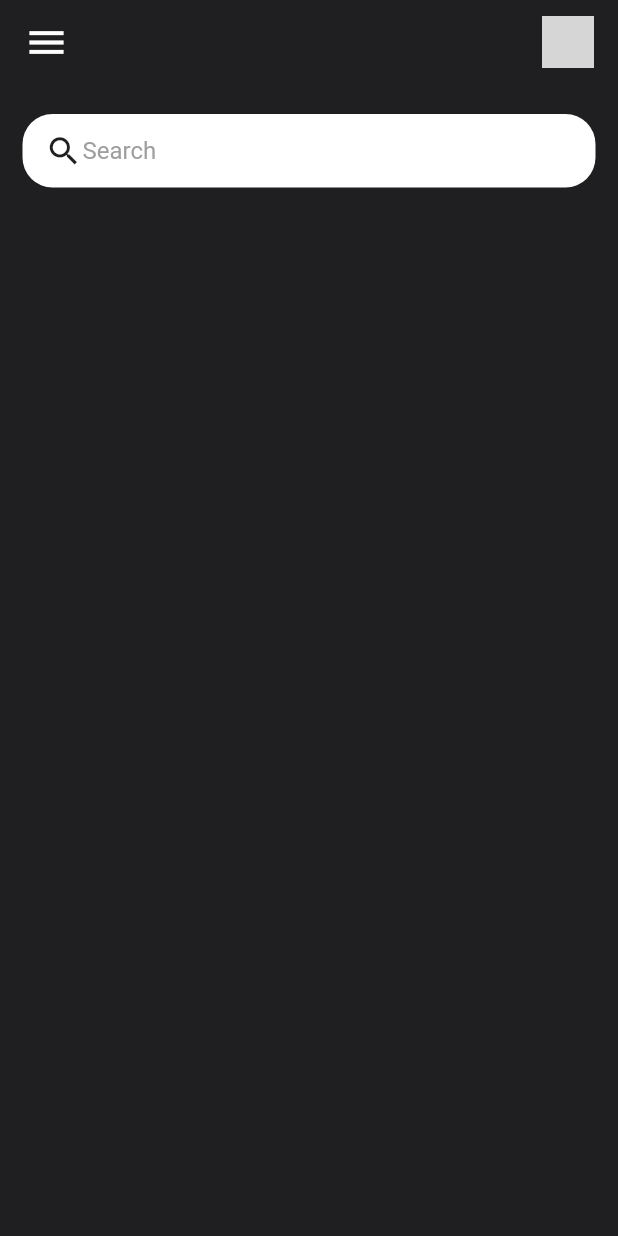
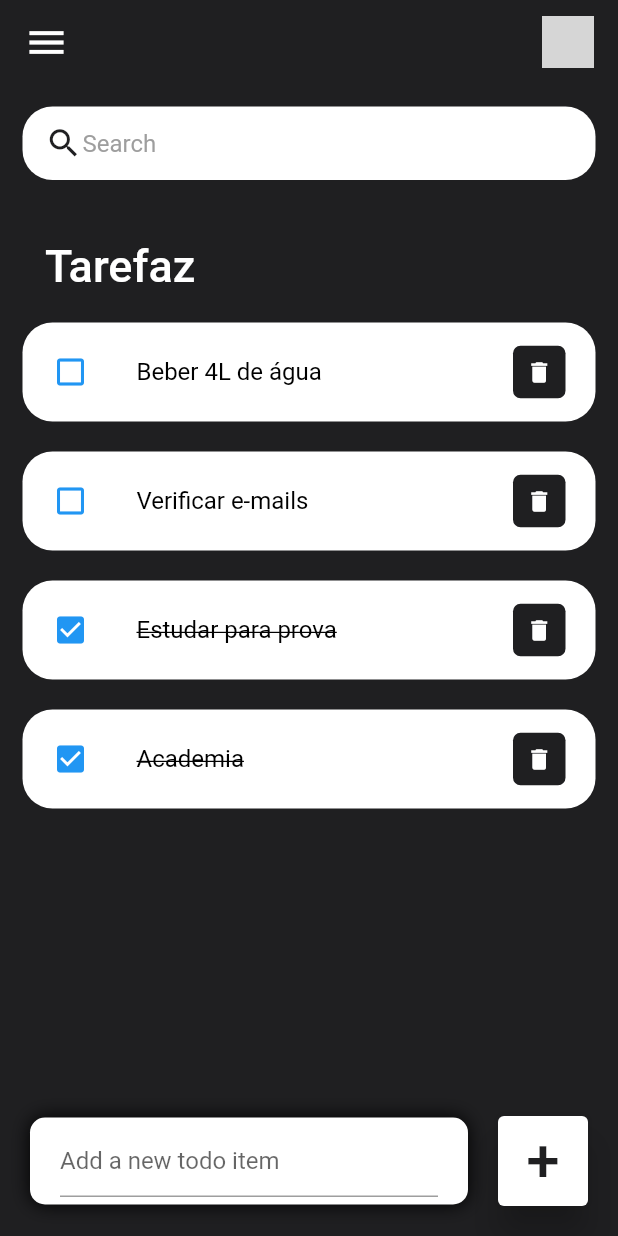
Before and after one commit to Vitornunees38/Tarefaz, a Flutter app: the screen it shows after launch, on a phone screen of 412 x 824 dp. Run offline on Flutter 3.47's test engine with Material 2 defaults, Android fonts, the phone set to English and light mode, and no system bars; network calls fail; grey boxes are pictures that could not be loaded.

Commit message:
Implemented todo item widget, funbcionalities to: add new task, delete a task and mark a task as done

```diff
--- a/lib/constants/colors.dart
+++ b/lib/constants/colors.dart
@@ -3,3 +3,5 @@ import 'package:flutter/material.dart';
 const Color bgColor = Color.fromRGBO(31, 31, 33, 1);
 
 const Color txtBox = Color.fromARGB(255, 255, 255, 255);
+
+const Color checkColor  = Colors.blue;
--- a/lib/main.dart
+++ b/lib/main.dart
@@ -13,7 +13,7 @@ class MainApp extends StatelessWidget {
   Widget build(BuildContext context) {
     SystemChrome.setSystemUIOverlayStyle(
         const SystemUiOverlayStyle(statusBarColor: Colors.transparent));
-    return const MaterialApp(
+    return MaterialApp(
       debugShowCheckedModeBanner: false,
       title: 'Tarefaz',
       home: Home(),
--- /dev/null
+++ b/lib/models/todo.dart
@@ -0,0 +1,20 @@
+class ToDo{
+  String? id;
+  String? text;
+  bool isDone;
+
+  ToDo({
+    required this.id,
+    required this.text,
+    this.isDone = false,
+  });
+
+  static List<ToDo> todoList(){
+    return [
+      ToDo(id: '01', text: 'Academia', isDone: true),
+      ToDo(id: '02', text: 'Estudar para prova', isDone: true),
+      ToDo(id: '03', text: 'Verificar e-mails'),
+      ToDo(id: '04', text: 'Beber 4L de água')
+    ];
+  }
+}
--- a/lib/screens/home.dart
+++ b/lib/screens/home.dart
@@ -1,23 +1,130 @@
 import 'package:flutter/material.dart';
 import 'package:tarefaz/constants/colors.dart';
+import 'package:tarefaz/widgets/todo_item.dart';
 
-class Home extends StatelessWidget {
-  const Home({Key? key}) : super(key: key);
+import '../models/todo.dart';
+
+class Home extends StatefulWidget {
+   Home({Key? key}) : super(key: key);
+
+  @override
+  State<Home> createState() => _HomeState();
+}
+
+
+class _HomeState extends State<Home> {
+
+  final todosList = ToDo.todoList();
+  List<ToDo> _foundToDo = [];
+  final _todoController = TextEditingController();
+
+  @override
+  void initState(){
+    _foundToDo = todosList;
+    super.initState();
+  }
 
   @override
   Widget build(BuildContext context) {
     return Scaffold(
       backgroundColor: bgColor,
       appBar: _buildAppBar(),
-      body: Container(
-        padding: EdgeInsets.symmetric(horizontal: 15, vertical: 20),
-        child: Column(
-          children: [
-            searchBar(),
-          ],
+      body: Stack(
+        children: [
+          Container(
+            padding: EdgeInsets.symmetric(horizontal: 15, vertical: 15),
+            child: Column(
+              children: [
+                searchBar(),
+                Expanded(
+                  child: ListView(
+                    children: [
+                      Container(
+                        margin: EdgeInsets.only(top: 40, bottom: 20, left: 15),
+                        child: Text("Tarefaz", style: TextStyle(fontSize: 30, fontWeight: FontWeight.w500, color: txtBox),),
+                      ),
+                      for(ToDo currTodo in _foundToDo.reversed)
+                        ToDoItem(todo: currTodo, onToDoChanged: _toggleToDoStatus, onToDoDelete: _deleteToDo,)
+                    ],
+                  ),
+                )
+              ],
+            ),
+          ),
+          Align(alignment: Alignment.bottomCenter,
+          child: Row(
+            children: [
+              Expanded(
+                child: Container(
+                  margin: const EdgeInsets.only(bottom: 20, right: 20, left: 20),
+                  padding: EdgeInsets.symmetric(horizontal: 20, vertical: 5),
+                  decoration: BoxDecoration(
+                    color: txtBox,
+                    boxShadow: [BoxShadow(color: Colors.black, offset: Offset(0.0, 0.0), blurRadius: 10, spreadRadius: 0)],
+                    borderRadius: BorderRadius.circular(10),
+                ),
+                child: TextField(
+                  controller: _todoController,
+                  decoration: InputDecoration(
+                    hintText: "Add a new todo item"
+                  ),
+                )
+              )
+            ),
+            Container(
+              margin: EdgeInsets.only(bottom: 20, right: 20),
+              child: ElevatedButton(
+                child: Text('+', style: TextStyle(fontSize: 40),),
+                onPressed: () {
+                  _addToDo(_todoController.text);
+                },
+                style: ElevatedButton.styleFrom(
+                  backgroundColor: txtBox,
+                  foregroundColor: bgColor,
+                  minimumSize: Size(60.0, 60.0),
+                  elevation: 10
+                ),
+              ),
+            )
+          ]
         ),
+        )
+
+        ],
       ),
     );
+  }
+
+  void _toggleToDoStatus(ToDo todo){
+    setState(() {
+      todo.isDone = !todo.isDone;
+    });
+  }
+
+  void _deleteToDo(String id){
+    setState(() {
+      todosList.removeWhere((item) => item.id == id);
+    });
+  }
+
+  void _addToDo(String toDo){
+    setState(() {
+      todosList.add(ToDo(id: DateTime.now().millisecondsSinceEpoch.toString(), text: toDo));
+    });
+    _todoController.clear();
+  }
+
+  void _filterSearch(String searchText){
+    List<ToDo> results = [];
+    if(searchText.isEmpty){
+      results = todosList;
+    }else{
+      results = todosList.where((item) => item.text!.toLowerCase().contains(searchText.toLowerCase())).toList();
+    }
+
+    setState(() {
+      _foundToDo = results;
+    });
   }
 
   AppBar _buildAppBar() {
@@ -39,14 +146,14 @@ class Home extends StatelessWidget {
       ]),
     );
   }
-}
 
 Widget searchBar() {
   return Container(
     padding: EdgeInsets.symmetric(horizontal: 15),
     decoration:
         BoxDecoration(color: txtBox, borderRadius: BorderRadius.circular(20)),
-    child: const TextField(
+    child: TextField(
+      onChanged: (value) => _filterSearch(value),
       decoration: InputDecoration(
           contentPadding: EdgeInsets.symmetric(vertical: 15),
           prefixIcon: Icon(
@@ -61,3 +168,4 @@ Widget searchBar() {
     ),
   );
 }
+}
--- /dev/null
+++ b/lib/widgets/todo_item.dart
@@ -0,0 +1,46 @@
+import 'package:flutter/material.dart';
+import 'package:tarefaz/constants/colors.dart';
+import 'package:tarefaz/models/todo.dart';
+
+class ToDoItem extends StatelessWidget{
+
+  final ToDo todo;
+  final onToDoChanged;
+  final onToDoDelete;
+
+  const ToDoItem({Key? key, required this.todo, required this.onToDoChanged, required this.onToDoDelete}) : super(key: key);
+
+
+  @override
+  Widget build(BuildContext context){
+    return Container(
+      margin: EdgeInsets.only(bottom: 20),
+      child: ListTile(
+        contentPadding: EdgeInsets.symmetric(horizontal: 20, vertical: 5),
+        onTap: () {
+          onToDoChanged(todo);
+        },
+        shape: RoundedRectangleBorder(borderRadius: BorderRadius.circular(20)),
+        tileColor: txtBox,
+        leading: Icon(todo.isDone? Icons.check_box : Icons.check_box_outline_blank, color: checkColor,),
+        title: Text(todo.text!, style: TextStyle(fontSize: 16, color: Colors.black, decoration: todo.isDone? TextDecoration.lineThrough : null),),
+        trailing: Container(
+          height: 35,
+          width: 35,
+          decoration: BoxDecoration(
+            color: bgColor,
+            borderRadius: BorderRadius.circular(5)
+          ),
+          child: IconButton(
+            color: Colors.white,
+            iconSize: 18,
+            icon: Icon(Icons.delete),
+            onPressed: () {
+              onToDoDelete(todo.id);
+            },
+          ),
+        )
+      ),
+    );
+  }
+}
```
